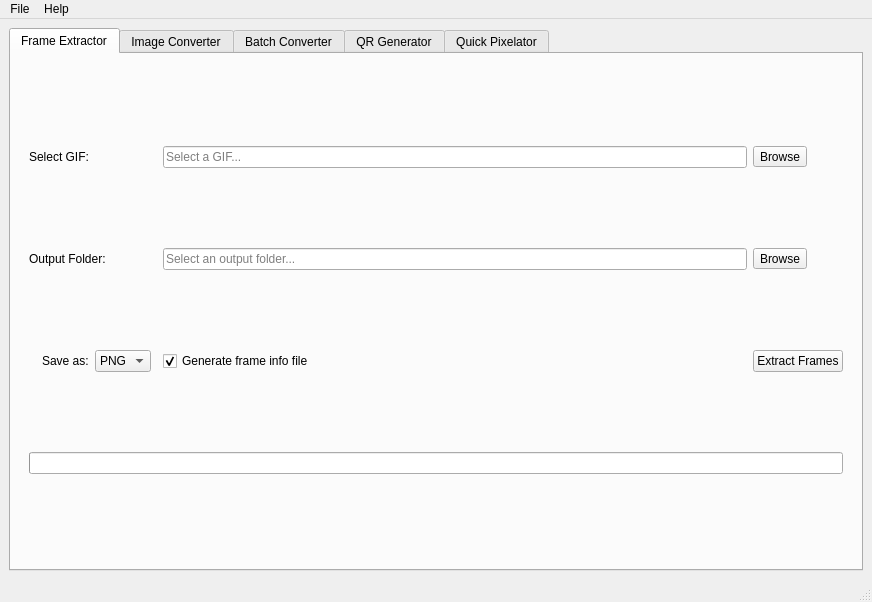
The window that src/ui/form.ui (LyAhn/ImageNexus) describes before a commit, drawn with Qt 5.
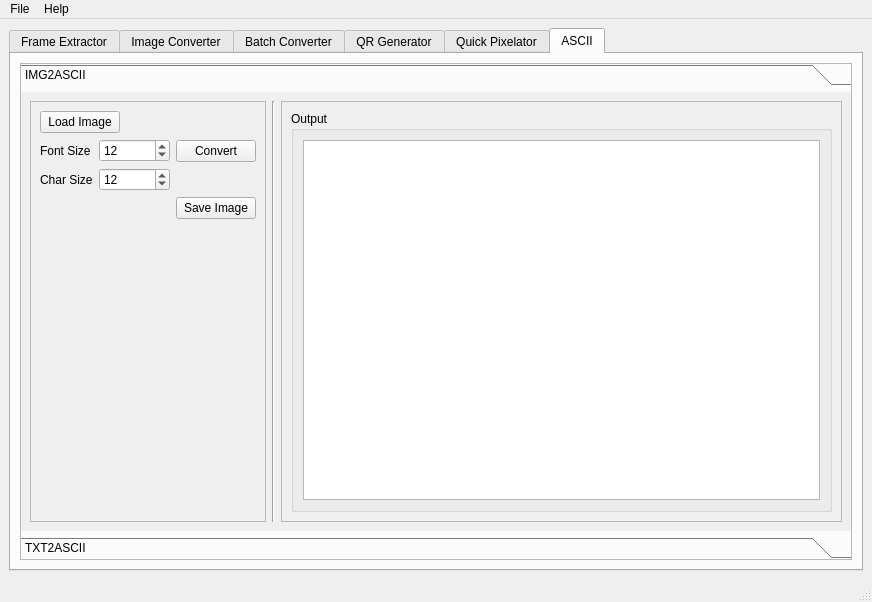
The same window after the commit. The open tabs and pages were chosen to show the change. Icons and pictures are not drawn.

Commit message:
IMG2ASCII & TXT2ASCII v1
Initial ASCII implementation:
Need to work on input image compatibility

Text2ASCII:
- Adds art to requirements.txt
- Full list of available art fonts to use

What changed in the file:
```diff
--- a/src/ui/form.ui
+++ b/src/ui/form.ui
@@ -12,8 +12,8 @@
   </property>
   <property name="minimumSize">
    <size>
-    <width>650</width>
-    <height>475</height>
+    <width>872</width>
+    <height>602</height>
    </size>
   </property>
   <property name="windowTitle">
@@ -25,7 +25,7 @@
   </property>
   <widget class="QWidget" name="centralwidget">
    <layout class="QGridLayout" name="gridLayout_12">
-    <item row="1" column="0">
+    <item row="0" column="0">
      <widget class="QTabWidget" name="tabWidget">
       <property name="enabled">
        <bool>true</bool>
@@ -37,7 +37,7 @@
        <enum>QTabWidget::TabShape::Rounded</enum>
       </property>
       <property name="currentIndex">
-       <number>0</number>
+       <number>5</number>
       </property>
       <widget class="QWidget" name="frameExtractor">
        <attribute name="title">
@@ -989,6 +989,316 @@
         </item>
        </layout>
       </widget>
+      <widget class="QWidget" name="ascii">
+       <attribute name="title">
+        <string>ASCII</string>
+       </attribute>
+       <layout class="QGridLayout" name="gridLayout_19">
+        <item row="1" column="0">
+         <widget class="QToolBox" name="toolBox">
+          <property name="frameShape">
+           <enum>QFrame::Shape::StyledPanel</enum>
+          </property>
+          <property name="currentIndex">
+           <number>1</number>
+          </property>
+          <widget class="QWidget" name="img2ascii">
+           <property name="geometry">
+            <rect>
+             <x>0</x>
+             <y>0</y>
+             <width>830</width>
+             <height>431</height>
+            </rect>
+           </property>
+           <attribute name="label">
+            <string>IMG2ASCII</string>
+           </attribute>
+           <layout class="QGridLayout" name="gridLayout_24">
+            <item row="0" column="0">
+             <widget class="QFrame" name="i2aInputFrame">
+              <property name="frameShape">
+               <enum>QFrame::Shape::StyledPanel</enum>
+              </property>
+              <property name="frameShadow">
+               <enum>QFrame::Shadow::Raised</enum>
+              </property>
+              <layout class="QGridLayout" name="gridLayout_23">
+               <item row="2" column="0">
+                <layout class="QGridLayout" name="i2aInputGridLayout">
+                 <property name="horizontalSpacing">
+                  <number>6</number>
+                 </property>
+                 <item row="0" column="0" colspan="2">
+                  <widget class="QPushButton" name="i2aLoadImageBtn">
+                   <property name="sizePolicy">
+                    <sizepolicy hsizetype="Fixed" vsizetype="Fixed">
+                     <horstretch>0</horstretch>
+                     <verstretch>0</verstretch>
+                    </sizepolicy>
+                   </property>
+                   <property name="text">
+                    <string>Load Image</string>
+                   </property>
+                  </widget>
+                 </item>
+                 <item row="1" column="0">
+                  <widget class="QLabel" name="i2aFontSizeLbl">
+                   <property name="text">
+                    <string>Font Size</string>
+                   </property>
+                  </widget>
+                 </item>
+                 <item row="1" column="1">
+                  <widget class="QSpinBox" name="i2aFontSize">
+                   <property name="minimumSize">
+                    <size>
+                     <width>71</width>
+                     <height>0</height>
+                    </size>
+                   </property>
+                   <property name="maximum">
+                    <number>64</number>
+                   </property>
+                   <property name="singleStep">
+                    <number>2</number>
+                   </property>
+                   <property name="value">
+                    <number>12</number>
+                   </property>
+                  </widget>
+                 </item>
+                 <item row="2" column="0">
+                  <widget class="QLabel" name="i2aCharSizeLbl">
+                   <property name="text">
+                    <string>Char Size</string>
+                   </property>
+                  </widget>
+                 </item>
+                 <item row="2" column="1">
+                  <widget class="QSpinBox" name="i2aCharSize">
+                   <property name="minimumSize">
+                    <size>
+                     <width>71</width>
+                     <height>0</height>
+                    </size>
+                   </property>
+                   <property name="maximum">
+                    <number>64</number>
+                   </property>
+                   <property name="singleStep">
+                    <number>2</number>
+                   </property>
+                   <property name="value">
+                    <number>12</number>
+                   </property>
+                  </widget>
+                 </item>
+                </layout>
+               </item>
+               <item row="5" column="0">
+                <spacer name="i2aInputSpacer">
+                 <property name="orientation">
+                  <enum>Qt::Orientation::Vertical</enum>
+                 </property>
+                 <property name="sizeHint" stdset="0">
+                  <size>
+                   <width>20</width>
+                   <height>40</height>
+                  </size>
+                 </property>
+                </spacer>
+               </item>
+               <item row="2" column="1">
+                <widget class="QPushButton" name="i2aConvertBtn">
+                 <property name="text">
+                  <string>Convert</string>
+                 </property>
+                </widget>
+               </item>
+               <item row="3" column="1">
+                <widget class="QPushButton" name="i2aSaveBtn">
+                 <property name="text">
+                  <string>Save Image</string>
+                 </property>
+                </widget>
+               </item>
+              </layout>
+             </widget>
+            </item>
+            <item row="0" column="1">
+             <widget class="Line" name="line">
+              <property name="orientation">
+               <enum>Qt::Orientation::Vertical</enum>
+              </property>
+             </widget>
+            </item>
+            <item row="0" column="2">
+             <widget class="QFrame" name="i2aOutputFrame">
+              <property name="sizePolicy">
+               <sizepolicy hsizetype="Expanding" vsizetype="Expanding">
+                <horstretch>0</horstretch>
+                <verstretch>0</verstretch>
+               </sizepolicy>
+              </property>
+              <property name="frameShape">
+               <enum>QFrame::Shape::StyledPanel</enum>
+              </property>
+              <property name="frameShadow">
+               <enum>QFrame::Shadow::Raised</enum>
+              </property>
+              <layout class="QGridLayout" name="gridLayout_22">
+               <item row="0" column="0">
+                <widget class="QGroupBox" name="i2aOutputGroup">
+                 <property name="title">
+                  <string>Output</string>
+                 </property>
+                 <layout class="QGridLayout" name="gridLayout_18">
+                  <item row="0" column="0">
+                   <widget class="QGraphicsView" name="i2aGraphicsView"/>
+                  </item>
+                 </layout>
+                </widget>
+               </item>
+              </layout>
+             </widget>
+            </item>
+           </layout>
+          </widget>
+          <widget class="QWidget" name="txt2ascii">
+           <property name="geometry">
+            <rect>
+             <x>0</x>
+             <y>0</y>
+             <width>830</width>
+             <height>431</height>
+            </rect>
+           </property>
+           <attribute name="label">
+            <string>TXT2ASCII</string>
+           </attribute>
+           <layout class="QGridLayout" name="gridLayout_27">
+            <item row="0" column="0">
+             <widget class="QFrame" name="t2aInputFrame">
+              <property name="sizePolicy">
+               <sizepolicy hsizetype="Fixed" vsizetype="Fixed">
+                <horstretch>0</horstretch>
+                <verstretch>0</verstretch>
+               </sizepolicy>
+              </property>
+              <property name="frameShape">
+               <enum>QFrame::Shape::StyledPanel</enum>
+              </property>
+              <property name="frameShadow">
+               <enum>QFrame::Shadow::Raised</enum>
+              </property>
+              <layout class="QGridLayout" name="gridLayout_28">
+               <item row="0" column="0">
+                <layout class="QGridLayout" name="t2aFontGridLayout">
+                 <item row="0" column="0">
+                  <widget class="QLabel" name="t2aFontsLbl">
+                   <property name="text">
+                    <string>Fonts:</string>
+                   </property>
+                  </widget>
+                 </item>
+                 <item row="1" column="0">
+                  <widget class="QListWidget" name="t2aFontList">
+                   <property name="minimumSize">
+                    <size>
+                     <width>284</width>
+                     <height>171</height>
+                    </size>
+                   </property>
+                   <property name="editTriggers">
+                    <set>QAbstractItemView::EditTrigger::NoEditTriggers</set>
+                   </property>
+                  </widget>
+                 </item>
+                </layout>
+               </item>
+               <item row="0" column="1">
+                <layout class="QGridLayout" name="t2aInputGridLayout">
+                 <property name="leftMargin">
+                  <number>5</number>
+                 </property>
+                 <property name="topMargin">
+                  <number>10</number>
+                 </property>
+                 <property name="rightMargin">
+                  <number>8</number>
+                 </property>
+                 <property name="bottomMargin">
+                  <number>30</number>
+                 </property>
+                 <property name="verticalSpacing">
+                  <number>31</number>
+                 </property>
+                 <item row="0" column="0">
+                  <widget class="QLineEdit" name="t2aTextInput">
+                   <property name="minimumSize">
+                    <size>
+                     <width>401</width>
+                     <height>41</height>
+                    </size>
+                   </property>
+                   <property name="placeholderText">
+                    <string>Enter some text...</string>
+                   </property>
+                  </widget>
+                 </item>
+                 <item row="1" column="0">
+                  <widget class="QComboBox" name="t2aFontSize">
+                   <property name="sizePolicy">
+                    <sizepolicy hsizetype="MinimumExpanding" vsizetype="Fixed">
+                     <horstretch>0</horstretch>
+                     <verstretch>0</verstretch>
+                    </sizepolicy>
+                   </property>
+                   <property name="sizeAdjustPolicy">
+                    <enum>QComboBox::SizeAdjustPolicy::AdjustToContents</enum>
+                   </property>
+                   <property name="placeholderText">
+                    <string>Choose Size</string>
+                   </property>
+                  </widget>
+                 </item>
+                 <item row="1" column="1">
+                  <widget class="QPushButton" name="t2aConvertBtn">
+                   <property name="text">
+                    <string>Convert</string>
+                   </property>
+                   <property name="shortcut">
+                    <string>Return</string>
+                   </property>
+                  </widget>
+                 </item>
+                </layout>
+               </item>
+              </layout>
+             </widget>
+            </item>
+            <item row="1" column="0">
+             <widget class="QFrame" name="t2aOutputFrame">
+              <property name="frameShape">
+               <enum>QFrame::Shape::StyledPanel</enum>
+              </property>
+              <property name="frameShadow">
+               <enum>QFrame::Shadow::Raised</enum>
+              </property>
+              <layout class="QGridLayout" name="gridLayout_29">
+               <item row="0" column="0">
+                <widget class="QPlainTextEdit" name="t2aTextOutput"/>
+               </item>
+              </layout>
+             </widget>
+            </item>
+           </layout>
+          </widget>
+         </widget>
+        </item>
+       </layout>
+      </widget>
      </widget>
     </item>
    </layout>
```
Left out of the diff: 1 changed line with no effect on the pictures. The commit also changes 6 other files.
